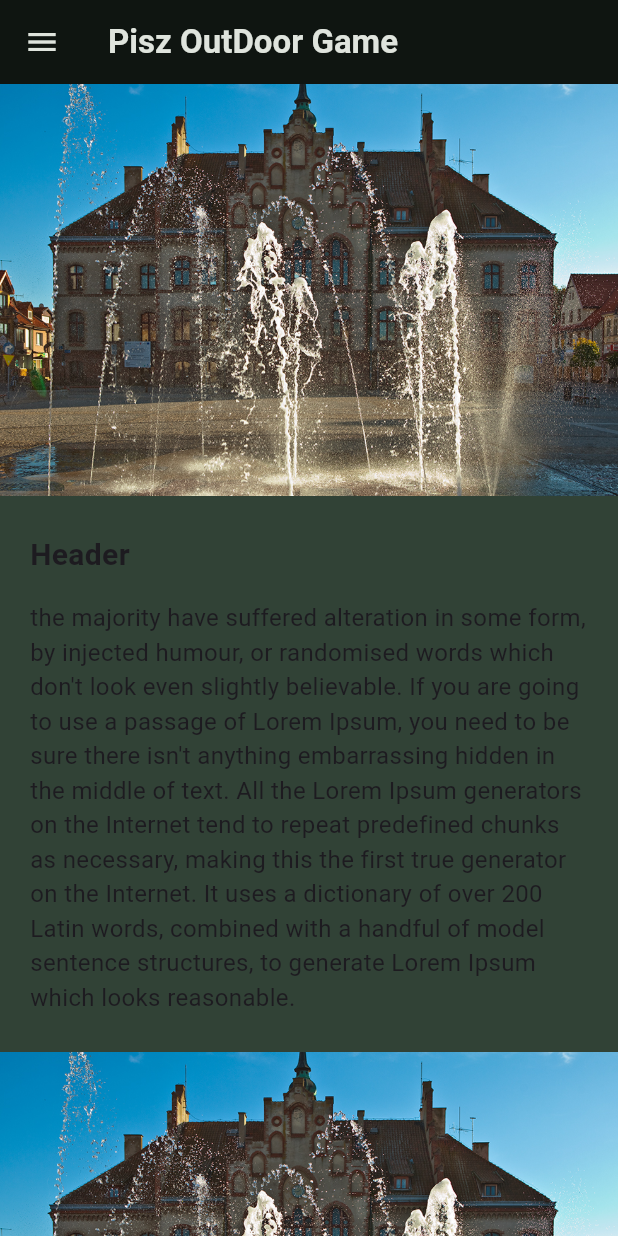
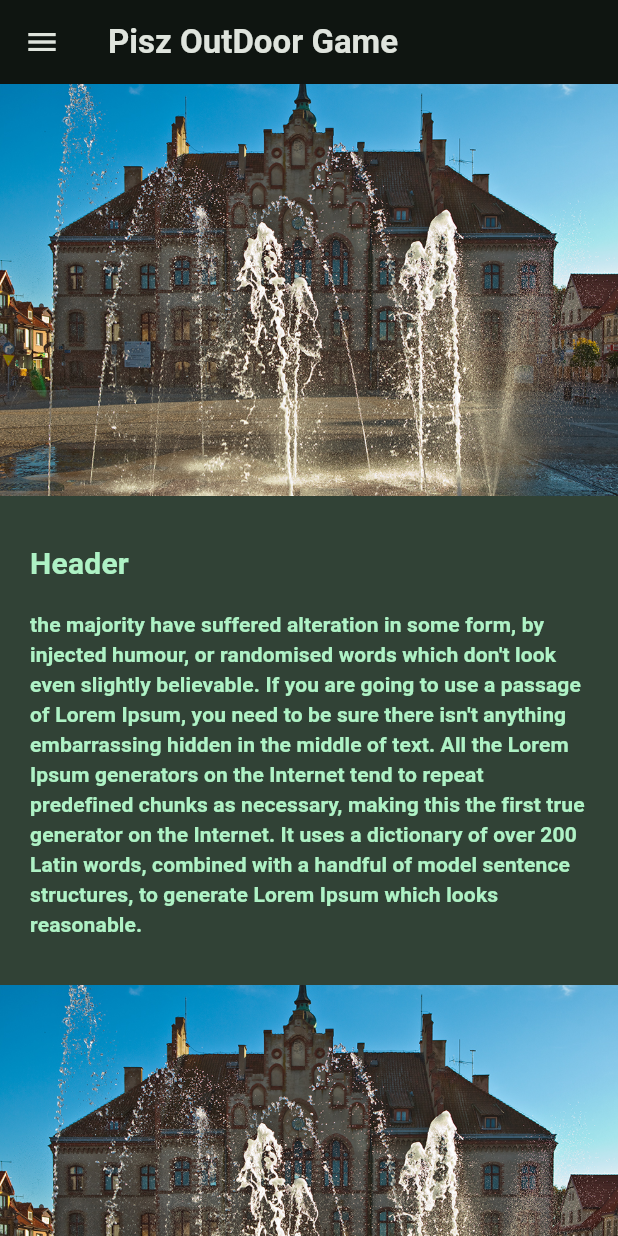
Before and after one commit to StachuDev/outdoor_game, a Flutter app: the screen it shows after launch, on a phone screen of 412 x 824 dp. Run offline on Flutter 3.47's test engine with Material 3 defaults, Android fonts, the phone set to English and light mode, and no system bars; our stand-ins replace google_fonts, google_maps_flutter.

Commit message:
main page style

```diff
--- a/lib/screens/main_page.dart
+++ b/lib/screens/main_page.dart
@@ -34,20 +34,23 @@ class MainPageScreen extends StatelessWidget {
             fit: BoxFit.cover,
           ),
           Container(
-            padding: const EdgeInsets.symmetric(horizontal: 20, vertical: 25),
-            child: const Column(
+            padding: const EdgeInsets.symmetric(horizontal: 20, vertical: 30),
+            child: Column(
               crossAxisAlignment: CrossAxisAlignment.start,
               children: [
                 Text(
                   "Header",
-                  style: TextStyle(fontSize: 20, fontWeight: FontWeight.bold),
+                  style: Theme.of(context).textTheme.titleMedium!.copyWith(
+                      color: Theme.of(context).colorScheme.onPrimaryContainer,
+                      fontSize: 20),
                 ),
-                SizedBox(
+                const SizedBox(
                   height: 16,
                 ),
                 Text(
                   "the majority have suffered alteration in some form, by injected humour, or randomised words which don't look even slightly believable. If you are going to use a passage of Lorem Ipsum, you need to be sure there isn't anything embarrassing hidden in the middle of text. All the Lorem Ipsum generators on the Internet tend to repeat predefined chunks as necessary, making this the first true generator on the Internet. It uses a dictionary of over 200 Latin words, combined with a handful of model sentence structures, to generate Lorem Ipsum which looks reasonable.",
-                  style: TextStyle(fontSize: 16),
+                  style: Theme.of(context).textTheme.titleSmall!.copyWith(
+                      color: Theme.of(context).colorScheme.onPrimaryContainer),
                 ),
               ],
             ),
```
